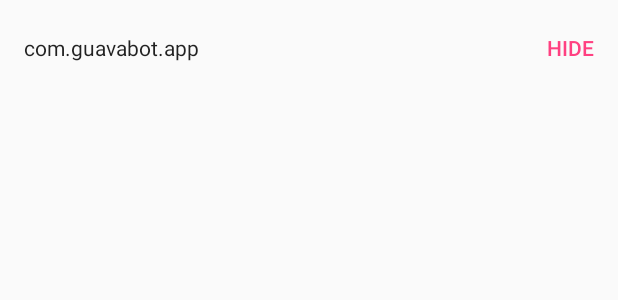
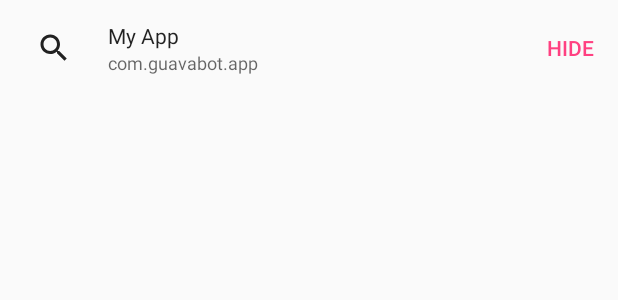
Before and after one commit to Acidburn0zzz/marsh-permissions, an Android app: the layout app_list_item.xml on its own in the app's theme, with its tools: preview values and no code run, on a phone screen of 412 x 824 dp. Shown: the top 300 px of the screen. Run offline under Robolectric (Android 15) with nearby library versions, the phone set to English and light mode, and no system bars.

Commit message:
show app icons and name (label)

```diff
--- a/app/src/main/java/com/guavabot/marshpermissions/ui/app_list/AppListAdapter.java
+++ b/app/src/main/java/com/guavabot/marshpermissions/ui/app_list/AppListAdapter.java
@@ -56,7 +56,7 @@ class AppListAdapter extends RecyclerView.Adapter<AppListAdapter.Holder> impleme
 
     @Override
     public long getItemId(int position) {
-        return getItem(position).getName().hashCode();
+        return getItem(position).getPackage().hashCode();
     }
 
     @Override
--- a/app/src/main/java/com/guavabot/marshpermissions/ui/app_list/AppListPresenter.java
+++ b/app/src/main/java/com/guavabot/marshpermissions/ui/app_list/AppListPresenter.java
@@ -62,7 +62,7 @@ public class AppListPresenter implements Presenter {
      * An app item was clicked.
      */
     public void onItemClicked(AppViewModel app) {
-        mAppListView.startAppInfo(app.getName());
+        mAppListView.startAppInfo(app.getPackage());
     }
 
     /**
@@ -70,7 +70,7 @@ public class AppListPresenter implements Presenter {
      */
     public void onItemButtonClicked(AppViewModel app) {
         app.toggleHidden();
-        mToggleAppHiddenUseCase.execute(app.getName(), app.isHidden())
+        mToggleAppHiddenUseCase.execute(app.getPackage(), app.isHidden())
                 .subscribeOn(mSchedulers.io())
                 .subscribe();
     }
@@ -86,7 +86,7 @@ public class AppListPresenter implements Presenter {
         }
 
         static AppViewModel map(App app) {
-            return new AppViewModel(app.getPackage(), app.isHidden());
+            return new AppViewModel(app.getPackage(), app.getName(), app.isHidden());
         }
     }
 }
--- a/app/src/main/res/layout/app_list_item.xml
+++ b/app/src/main/res/layout/app_list_item.xml
@@ -1,7 +1,9 @@
 <?xml version="1.0" encoding="utf-8"?>
 <layout
     xmlns:android="http://schemas.android.com/apk/res/android"
-    xmlns:tools="http://schemas.android.com/tools">
+    xmlns:tools="http://schemas.android.com/tools"
+    xmlns:app="http://schemas.android.com/apk/res-auto"
+    >
     <data class=".ui.app_list.AppListItemBinding">
         <variable name="app" type="com.guavabot.marshpermissions.ui.app_list.AppViewModel"/>
         <variable name="handler" type="com.guavabot.marshpermissions.ui.app_list.AppListAdapter.Holder"/>
@@ -16,18 +18,43 @@
     android:onClick="@{handler.onItemClick}"
     >
 
-    <TextView
-        android:id="@+id/app_text"
+    <ImageView
+        android:layout_width="40dp"
+        android:layout_height="40dp"
+        android:layout_marginStart="16dp"
+        android:layout_marginEnd="16dp"
+        android:scaleType="centerInside"
+        tools:src="@drawable/ic_search_24dp"
+        app:icon="@{app.package}"
+        />
+
+    <LinearLayout
         android:layout_width="0dp"
         android:layout_height="wrap_content"
         android:layout_weight="1"
-        android:paddingStart="16dp"
+        android:orientation="vertical"
         android:paddingEnd="16dp"
-        android:textAppearance="@style/TextAppearance.AppCompat.Body1"
-        tools:text="com.guavabot.app"
-        android:text="@{app.name}"
-        android:textColor="@{app.hidden ? @color/textColorSecondary : @color/textColorPrimary}"
-        />
+        >
+
+        <TextView
+            android:layout_width="wrap_content"
+            android:layout_height="wrap_content"
+            android:textAppearance="@style/TextAppearance.AppCompat.Body1"
+            tools:text="My App"
+            android:text="@{app.name}"
+            android:textColor="@{app.hidden ? @color/textColorSecondary : @color/textColorPrimary}"
+            />
+
+        <TextView
+            android:layout_width="wrap_content"
+            android:layout_height="wrap_content"
+            android:textAppearance="@style/TextAppearance.AppCompat.Caption"
+            tools:text="com.guavabot.app"
+            android:text="@{app.package}"
+            android:textColor="@{app.hidden ? @color/textColorSecondary : @color/textColorPrimary}"
+            />
+
+    </LinearLayout>
 
     <TextView
         android:id="@+id/app_button"
--- a/app/src/main/res/values/colors.xml
+++ b/app/src/main/res/values/colors.xml
@@ -5,5 +5,5 @@
     <color name="colorAccent">#FF4081</color>
 
     <color name="textColorPrimary">#de000000</color>
-    <color name="textColorSecondary">#8a000000</color>
+    <color name="textColorSecondary">#80000000</color>
 </resources>
```
Also changed, not shown: app/src/main/java/com/guavabot/marshpermissions/data/SharedPrefsAppRepository.java (+6 -1 lines), app/src/main/java/com/guavabot/marshpermissions/domain/entity/App.java (+23 -4 lines), app/src/main/java/com/guavabot/marshpermissions/ui/BindingAdapters.java (+17 -0 lines), app/src/main/java/com/guavabot/marshpermissions/ui/app_list/AppViewModel.java (+26 -4 lines), 2 other files.
